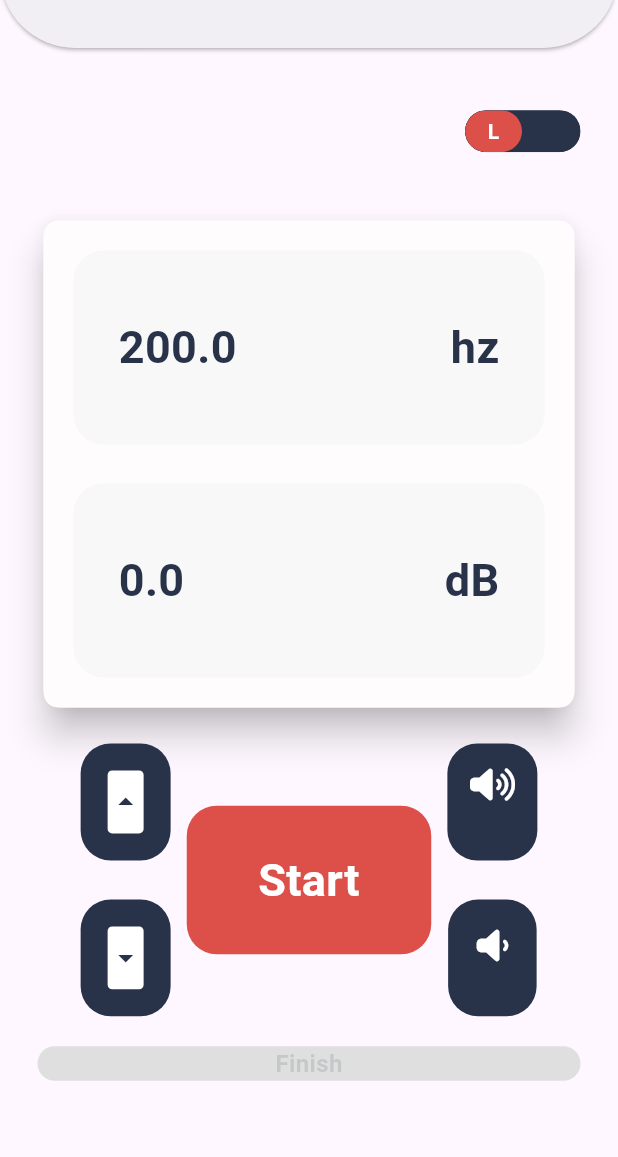
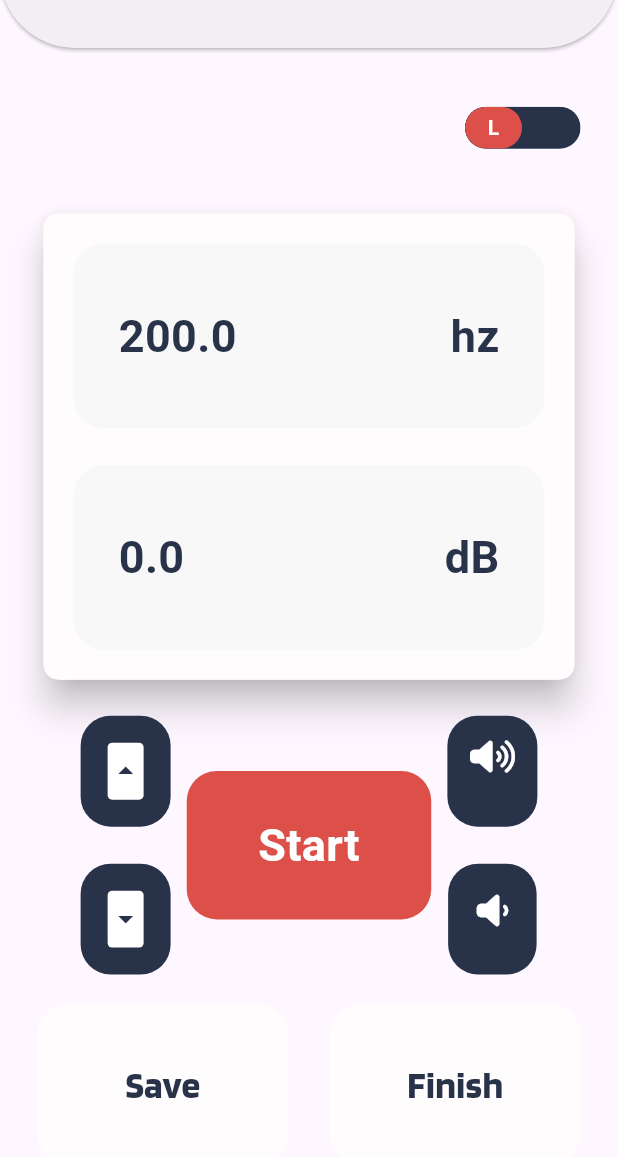
Before and after one commit to ShivangiPatel102/freq_fit, a Flutter app: the PureToneScreen screen opened by its route, on a phone screen of 412 x 824 dp, the part 72-1229 px from its top. Run offline on Flutter 3.47's test engine with Material 3 defaults, Android fonts, the phone set to English and light mode, and no system bars; drawn by our look-alikes of toggle_switch; our stand-ins replace font_awesome_flutter, syncfusion_flutter_charts; missing offline and left inert: headset_connection_event, sound_generator; project files that could hold a hidden picture were left out.

Commit message:
save and finish button added and working commit

```diff
--- a/lib/constants.dart
+++ b/lib/constants.dart
@@ -18,3 +18,4 @@ const kTitleOfAppBarTextStyle = TextStyle(
 
 const kAlertCardTextStyle = TextStyle(fontFamily: 'Blinker',fontWeight: FontWeight.bold,fontSize: 20,color: Colors.white);
 const kAlertCardButtonTextStyle = TextStyle(fontFamily: 'Blinker',fontWeight: FontWeight.bold,fontSize: 20,color: kNavyBlueColor);
+const kWhiteButtonTextStyle = TextStyle(fontSize: 25,fontFamily: 'Blinker',fontWeight: FontWeight.bold,color: kNavyBlueColor);
--- a/lib/screens/pure_tone_screen.dart
+++ b/lib/screens/pure_tone_screen.dart
@@ -14,6 +14,9 @@ import 'package:freq_fit/widgets/show_alert_check_headphone.dart';
 import 'package:freq_fit/widgets/show_alert_select_ear.dart';
 import 'package:headset_connection_event/headset_event.dart';
 
+import '../models/AudioData.dart';
+import 'audio_chart.dart';
+
 class PureToneScreen extends StatefulWidget {
   @override
   State<PureToneScreen> createState() => _PureToneScreenState();
@@ -28,6 +31,7 @@ class _PureToneScreenState extends State<PureToneScreen> {
   double frequency = 200;
   int balance = 0 ;
   double volume = 0;
+  double db =0;
   waveTypes waveType = waveTypes.SINUSOIDAL;
   int sampleRate = 96000;
   List<int>? oneCycleData;
@@ -41,11 +45,11 @@ class _PureToneScreenState extends State<PureToneScreen> {
   void _checkAndShowAlert() {
     if (_headsetState != HeadsetState.CONNECT) {
       show_Alert_Check_Headphone(context);
-    } else if (_headsetState == HeadsetState.CONNECT) {
-      show_Alert_Select_Ear(context);
+      // } else if (_headsetState == HeadsetState.CONNECT) {
+      //   show_Alert_Select_Ear(context);
+      // }
     }
   }
-
   @override
   void initState() {
     super.initState();
@@ -57,8 +61,6 @@ class _PureToneScreenState extends State<PureToneScreen> {
 
          WidgetsBinding.instance.addPostFrameCallback((_) {
            _checkAndShowAlert();
-
-
         });
       });
     });
@@ -273,15 +275,15 @@ class _PureToneScreenState extends State<PureToneScreen> {
                               SoundGenerator.stop();
                               isPlaying = false;
                               buttonText = 'Start';
-                              AudioData audio = AudioData(freq: freq, db: db);
-                              if(balance==0)
-                              {
-                                leftEar.add(audio);
-                              }
-                              else if(balance==1)
-                              {
-                                rightEar.add(audio);
-                              }
+                              // AudioData audio = AudioData(freq: frequency, db: db);
+                              // if(balance==0)
+                              // {
+                              //   leftEar.add(audio);
+                              // }
+                              // else if(balance==1)
+                              // {
+                              //   rightEar.add(audio);
+                              // }
                             }
                           },
                           child: ReusableContainerForButtons(
@@ -358,50 +360,49 @@ class _PureToneScreenState extends State<PureToneScreen> {
                 ),
               ),
             ),
+
             // Finish Button
-            GestureDetector(
-
+            Expanded(
+              flex: 2,
+              child: Row(
+                children: [
+                  Expanded(flex:6,child: GestureDetector(
                     onTap: (){
-                WidgetsBinding.instance.addPostFrameCallback((_) {
-                  show_alert_continue_with_next_ear(context);
-                });
-              },
-              child: Expanded(
-                  flex: 3,
+                      AudioData audio = AudioData(freq: frequency, db: volume);
+                    if(balance==0)
+                    {
+                      leftEar.add(audio);
+                    }
+                    else if(balance==1)
+                    {
+                      rightEar.add(audio);
+                    }},
                     child: ReusableContainerForButtons(
-                    // padding:
-                    //margin: EdgeInsets.symmetric(vertical: 18, horizontal: 10),
-                    colour:  kLightGreyColor,
-                    width: double.infinity,
+                      colour: kWhiteWidgetColor,
                       containerChild: Center(
-                      child: GestureDetector(
-                        onTap:(){
-                          print("\n Left Ear: ");
-                          print(leftEar);
-                          print("\n Right Ear: ");
-                          print(rightEar);
-                          Navigator.push(
-                            context,
-                            MaterialPageRoute(
-                              builder: (context) => AudioChartScreen(
-                                leftEar: leftEarData,
-                                rightEar: rightEarData,
+                        child: Text('Save',style: kWhiteButtonTextStyle,),
                       ),
                     ),
-                          );
+                  )),
+                  const Spacer(),
+                  Expanded(flex:6,child: GestureDetector(
+                    onTap: (){
+                      Navigator.push(context,
+                          MaterialPageRoute(
+                              builder: (context) => AudioChartScreen(leftEar: leftEar, rightEar: rightEar),
+                          ));
                     },
-                        child:Text(
-                          'Finish',
-                          style: TextStyle(
-                              color: Color(0xff28334A50),
-                              fontSize: 16,
-                              fontWeight: FontWeight.w600),
-                        )
-                      )
+                    child: ReusableContainerForButtons(
+                      colour: kWhiteWidgetColor,
+                      containerChild: Center(
+                        child: Text('Finish',style: kWhiteButtonTextStyle,),
+                      ),
                     ),
                   )),
+                ],
               ),
-            const Spacer(),
+            ),
+
           ],
         ),
       ),
--- a/lib/widgets/show_alert_continue_with_next_ear.dart
+++ b/lib/widgets/show_alert_continue_with_next_ear.dart
@@ -1,5 +1,7 @@
 import 'package:flutter/material.dart';
 import 'package:freq_fit/constants.dart';
+
+import '../screens/audio_chart.dart';
 
 void show_alert_continue_with_next_ear (BuildContext context){
   showDialog(
@@ -24,6 +26,7 @@ void show_alert_continue_with_next_ear (BuildContext context){
                   flex: 2,
                   child: GestureDetector(
                     onTap: (){
+                      Navigator.pushNamed(context, '/pureTone');
                     },
                     child: Container(
                       // height: 83,
@@ -41,6 +44,7 @@ void show_alert_continue_with_next_ear (BuildContext context){
                   flex: 2,
                   child: GestureDetector(
                     onTap: (){
+
                     },
                     child: Container(
                       // height: 83,
```
Also changed, not shown: lib/screens/audio_chart.dart (+6 -1 lines). Lines whose indentation alone changed are shown as unchanged.
